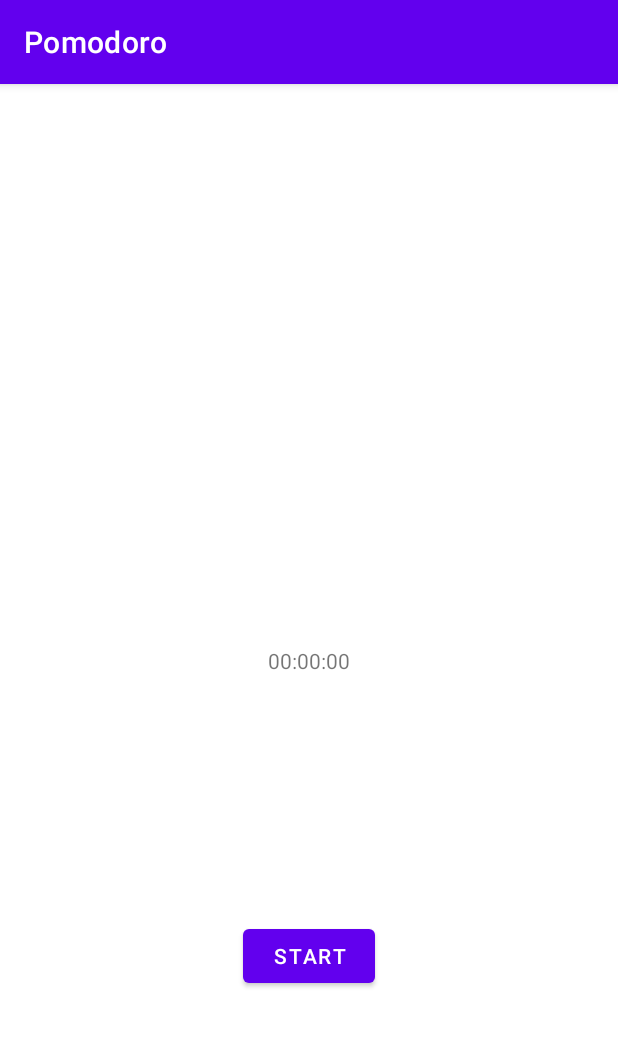
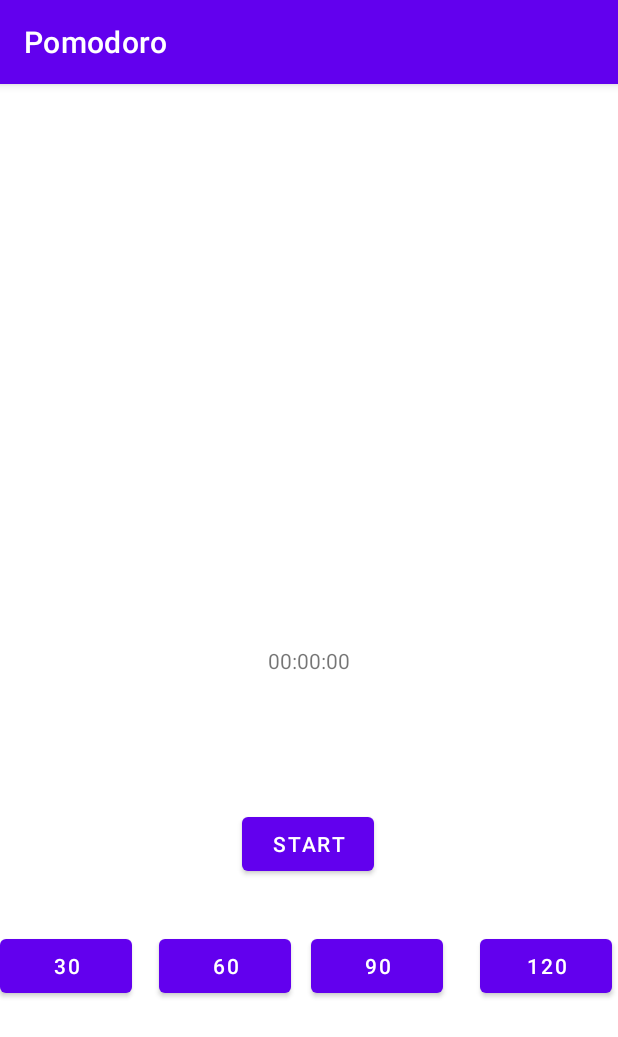
Before and after one commit to UiA-IKT-205/fredrikHaeras, an Android app: the screen it shows after launch (MainActivity), on a phone screen of 412 x 824 dp. Shown: the top 1037 px of the screen. Run offline under Robolectric (Android 15) with nearby library versions, the phone set to English and light mode, and no system bars.

Commit message:
Added new feature

```diff
--- a/Pomodoro/app/src/main/java/no/uia/ikt205/pomodoro/MainActivity.kt
+++ b/Pomodoro/app/src/main/java/no/uia/ikt205/pomodoro/MainActivity.kt
@@ -11,34 +11,80 @@ import no.uia.ikt205.pomodoro.util.millisecondsToDescriptiveTime
 
 class MainActivity : AppCompatActivity() {
 
-    lateinit var timer:CountDownTimer
-    lateinit var startButton:Button
-    lateinit var coutdownDisplay:TextView
+    lateinit var timer: CountDownTimer
+    lateinit var startButton: Button
+    lateinit var add30: Button
+    lateinit var add60: Button
+    lateinit var add90: Button
+    lateinit var add120: Button
+    lateinit var countdownDisplay: TextView
 
-    val timeToCountDownInMs = 5000L
+    var timeToCountDownInMs = 0L
     val timeTicks = 1000L
+    val buttonMinuteTimeIncrement = 30L
 
     override fun onCreate(savedInstanceState: Bundle?) {
         super.onCreate(savedInstanceState)
         setContentView(R.layout.activity_main)
 
-       startButton = findViewById<Button>(R.id.startCountdownButton)
-       startButton.setOnClickListener(){
-           startCountDown(it)
-       }
-       coutdownDisplay = findViewById<TextView>(R.id.countDownView)
+        startButton = findViewById<Button>(R.id.startCountdownButton)
+        startButton.setOnClickListener() {
+            startCountDown(it)
+        }
 
+        add30 = findViewById<Button>(R.id.add30)
+        add30.setOnClickListener() {
+            Toast.makeText(this@MainActivity, "number 30 is pressed", Toast.LENGTH_SHORT).show()
+            changeCountDownTime(newCountDownTimeinMs = 30*60000)
+        }
+
+        add60 = findViewById<Button>(R.id.add60)
+        add60.setOnClickListener() {
+            Toast.makeText(this@MainActivity, "number 60 is pressed", Toast.LENGTH_SHORT).show()
+            changeCountDownTime(newCountDownTimeinMs = 60*60000)
+        }
+
+        add90 = findViewById<Button>(R.id.add90)
+        add90.setOnClickListener() {
+            Toast.makeText(this@MainActivity, "number 90 is pressed", Toast.LENGTH_SHORT).show()
+            changeCountDownTime(newCountDownTimeinMs = 90*60000)
+        }
+
+        add120 = findViewById<Button>(R.id.add120)
+        add120.setOnClickListener() {
+            Toast.makeText(this@MainActivity, "number 120 is pressed", Toast.LENGTH_SHORT).show()
+            changeCountDownTime(newCountDownTimeinMs = 120*60000)
+        }
+
+        countdownDisplay = findViewById<TextView>(R.id.countDownView)
+
+        /*val setTimeDurationButtons = listOf<Button>(findViewById<Button>(R.id.add30),findViewById<Button>(R.id.setTimeDurationTo60MinutesBt),findViewById<Button>(R.id.setTimeDurationTo90MinutesBt),findViewById<Button>(R.id.setTimeDurationTo120MinutesBt))
+
+        setTimeDurationButtons.forEachIndexed { index, button ->
+            button.setOnClickListener(){
+                if(startButton.isEnabled){
+                    val newCountdownTime = minutesToMilliSeconds((index+1) * buttonMinuteTimeIncrement)
+                    setCountDownTime(newCountdownTime)
+                }
+            }
+        }*/
+
+    }
+
+    fun changeCountDownTime(newCountDownTimeinMs: Long){
+        timeToCountDownInMs = newCountDownTimeinMs
+        updateCountDownDisplay(timeToCountDownInMs)
     }
 
     fun startCountDown(v: View){
 
-        timer = object : CountDownTimer(timeToCountDownInMs,timeTicks) {
+        timer = object : CountDownTimer(timeToCountDownInMs, timeTicks) {
             override fun onFinish() {
                 Toast.makeText(this@MainActivity,"Arbeidsøkt er ferdig", Toast.LENGTH_SHORT).show()
             }
 
             override fun onTick(millisUntilFinished: Long) {
-               updateCountDownDisplay(millisUntilFinished)
+                updateCountDownDisplay(millisUntilFinished)
             }
         }
 
@@ -46,7 +92,7 @@ class MainActivity : AppCompatActivity() {
     }
 
     fun updateCountDownDisplay(timeInMs:Long){
-        coutdownDisplay.text = millisecondsToDescriptiveTime(timeInMs)
+        countdownDisplay.text = millisecondsToDescriptiveTime(timeInMs)
     }
 
 }
--- a/Pomodoro/app/src/main/java/no/uia/ikt205/pomodoro/util/Time.kt
+++ b/Pomodoro/app/src/main/java/no/uia/ikt205/pomodoro/util/Time.kt
@@ -7,3 +7,7 @@ fun millisecondsToDescriptiveTime(ms:Long):String {
 
     return String.format("%02d:%02d:%02d", hours, minutes, seconds);
 }
+
+fun minutesToMs(minutes:Long):Long{
+    return minutes * 60000
+}
--- a/Pomodoro/app/src/main/res/layout/activity_main.xml
+++ b/Pomodoro/app/src/main/res/layout/activity_main.xml
@@ -23,8 +23,58 @@
         android:text="@string/startButtonText"
         app:layout_constraintBottom_toBottomOf="parent"
         app:layout_constraintEnd_toEndOf="parent"
+        app:layout_constraintHorizontal_bias="0.498"
         app:layout_constraintStart_toStartOf="parent"
-        app:layout_constraintTop_toBottomOf="@+id/countDownView" />
+        app:layout_constraintTop_toBottomOf="@+id/countDownView"
+        app:layout_constraintVertical_bias="0.272" />
+
+    <Button
+        android:id="@+id/add30"
+        android:layout_width="wrap_content"
+        android:layout_height="wrap_content"
+        android:text="@string/add30Text"
+        app:layout_constraintBottom_toBottomOf="parent"
+        app:layout_constraintEnd_toEndOf="parent"
+        app:layout_constraintHorizontal_bias="0.0"
+        app:layout_constraintStart_toStartOf="parent"
+        app:layout_constraintTop_toTopOf="parent"
+        app:layout_constraintVertical_bias="0.783" />
+
+    <Button
+        android:id="@+id/add60"
+        android:layout_width="wrap_content"
+        android:layout_height="wrap_content"
+        android:text="@string/add60Text"
+        app:layout_constraintBottom_toBottomOf="parent"
+        app:layout_constraintEnd_toEndOf="parent"
+        app:layout_constraintHorizontal_bias="0.328"
+        app:layout_constraintStart_toStartOf="parent"
+        app:layout_constraintTop_toTopOf="parent"
+        app:layout_constraintVertical_bias="0.783" />
+
+    <Button
+        android:id="@+id/add90"
+        android:layout_width="wrap_content"
+        android:layout_height="wrap_content"
+        android:text="@string/add90Text"
+        app:layout_constraintBottom_toBottomOf="parent"
+        app:layout_constraintEnd_toEndOf="parent"
+        app:layout_constraintHorizontal_bias="0.64"
+        app:layout_constraintStart_toStartOf="parent"
+        app:layout_constraintTop_toTopOf="parent"
+        app:layout_constraintVertical_bias="0.783" />
+
+    <Button
+        android:id="@+id/add120"
+        android:layout_width="wrap_content"
+        android:layout_height="wrap_content"
+        android:text="@string/add120Text"
+        app:layout_constraintBottom_toBottomOf="parent"
+        app:layout_constraintEnd_toEndOf="parent"
+        app:layout_constraintHorizontal_bias="0.987"
+        app:layout_constraintStart_toStartOf="parent"
+        app:layout_constraintTop_toTopOf="parent"
+        app:layout_constraintVertical_bias="0.783" />
 
 
 </androidx.constraintlayout.widget.ConstraintLayout>
--- a/Pomodoro/app/src/main/res/values/strings.xml
+++ b/Pomodoro/app/src/main/res/values/strings.xml
@@ -2,4 +2,8 @@
     <string name="app_name">Pomodoro</string>
     <string name="default_time_display">00:00:00</string>
     <string name="startButtonText">Start</string>
+    <string name="add30Text">30</string>
+    <string name="add60Text">60</string>
+    <string name="add90Text">90</string>
+    <string name="add120Text">120</string>
 </resources>
--- a/Pomodoro/build.gradle
+++ b/Pomodoro/build.gradle
@@ -6,7 +6,7 @@ buildscript {
         jcenter()
     }
     dependencies {
-        classpath "com.android.tools.build:gradle:4.2.0-beta02"
+        classpath 'com.android.tools.build:gradle:4.2.0-beta03'
         classpath "org.jetbrains.kotlin:kotlin-gradle-plugin:$kotlin_version"
 
         // NOTE: Do not place your application dependencies here; they belong
```
